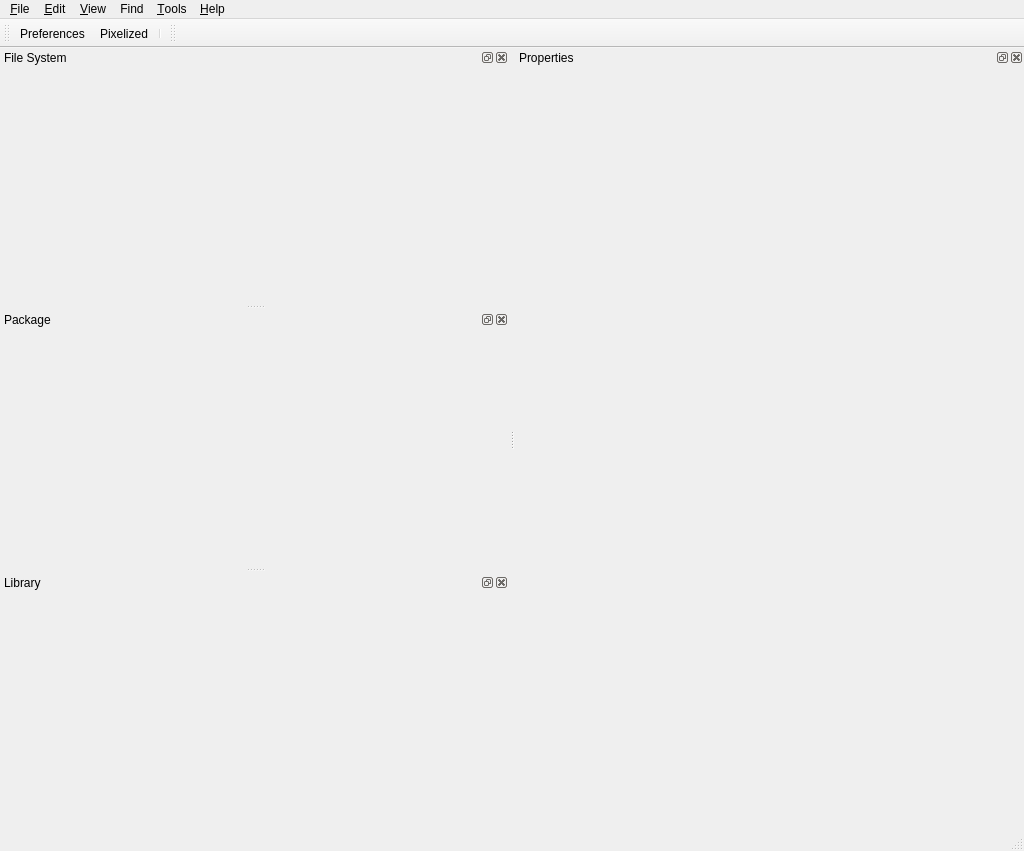
Above: Programs/QuickEd/UI/mainwindow.ui from xaoctech/dava.engine before the change. Below: the same form after it.
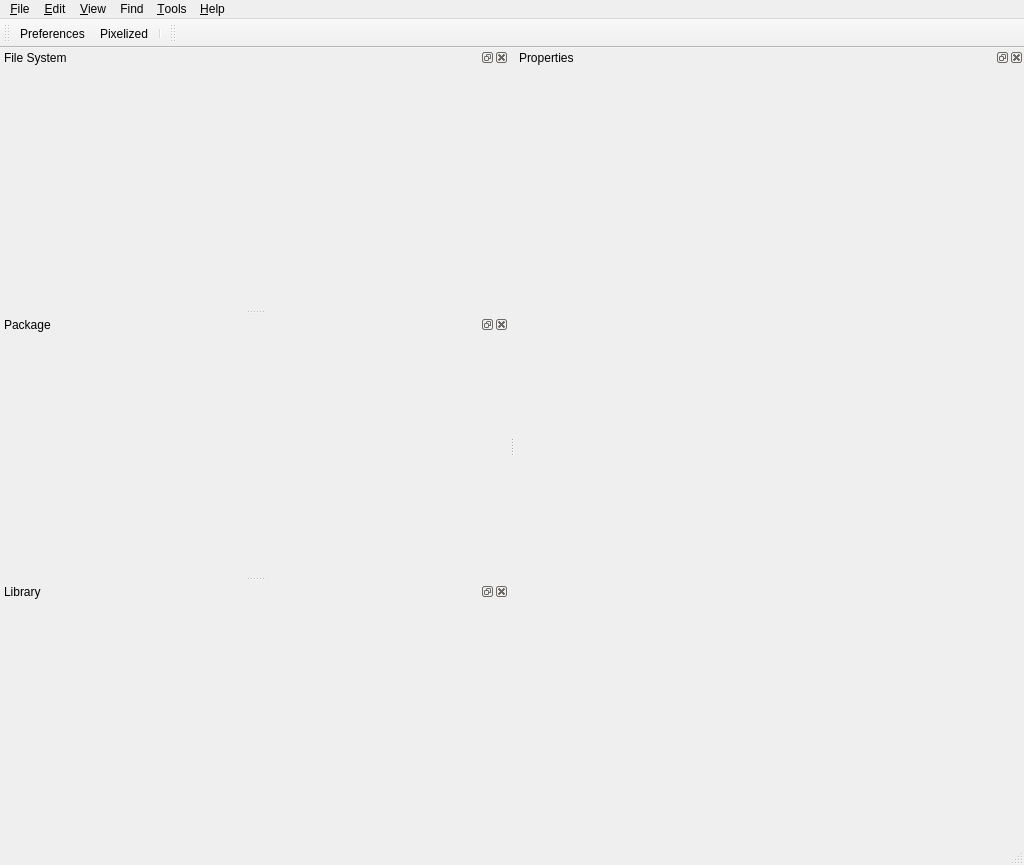
That is the form after the change. Icons and pictures are not drawn. Custom widgets are drawn as their Qt base class.

What changed in the file:
```diff
--- a/Programs/QuickEd/UI/mainwindow.ui
+++ b/Programs/QuickEd/UI/mainwindow.ui
@@ -7,7 +7,7 @@
     <x>0</x>
     <y>0</y>
     <width>1024</width>
-    <height>851</height>
+    <height>865</height>
    </rect>
   </property>
   <property name="sizePolicy">
```
